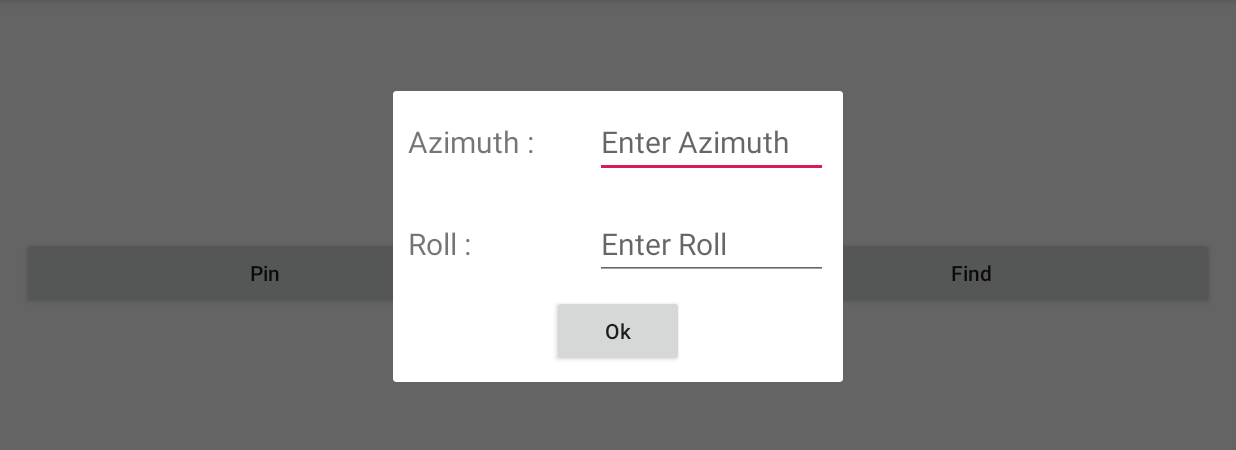
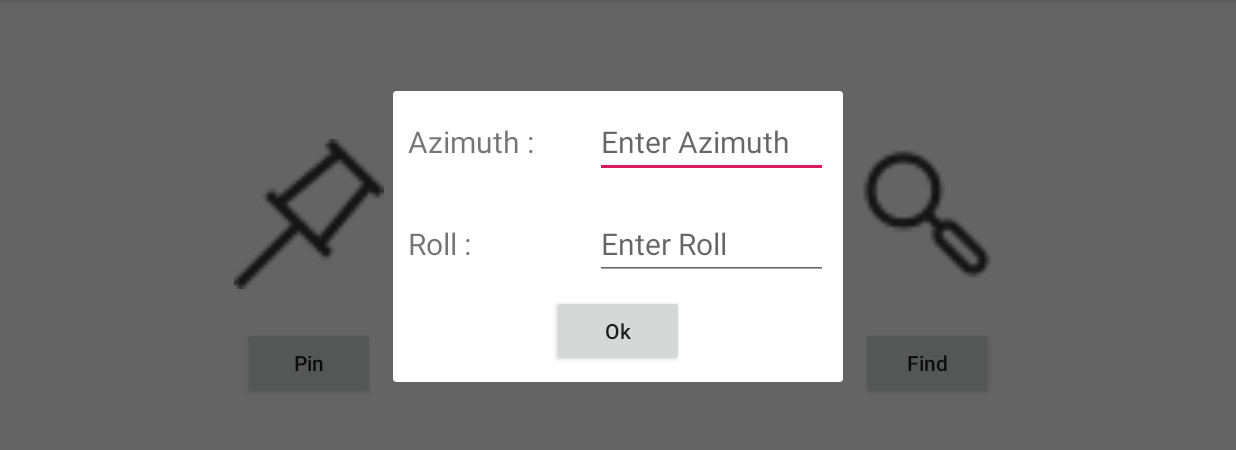
Before and after one commit to SpdDino1/PinIt, an Android app: the screen it shows after launch (MainActivity), after a tap on "Find", on a phone screen of 824 x 412 dp (held sideways), the part 72-522 px from its top. Run offline under Robolectric (Android 15) with nearby library versions, the light colour scheme and no system bars.

Commit message:
Add find and pin icons to MainActivity

```diff
--- a/app/src/main/java/com/example/pinit/MainActivity.java
+++ b/app/src/main/java/com/example/pinit/MainActivity.java
@@ -14,8 +14,6 @@ import com.example.pinit.PinActivity.PinActivity;
 
 public class MainActivity extends AppCompatActivity {
     private DialogBoxHelper helperDialogBox;
-
-    //TODO Design better buttons
 
     @Override
     protected void onCreate(Bundle savedInstanceState) {
--- a/app/src/main/res/layout/activity_main.xml
+++ b/app/src/main/res/layout/activity_main.xml
@@ -8,32 +8,58 @@
     android:orientation="horizontal"
     android:layout_gravity="center">
 
+    <LinearLayout
+        android:layout_width="wrap_content"
+        android:layout_height="wrap_content"
+        android:orientation="vertical"
+        android:layout_weight="1"
+        android:layout_gravity="center">
+
+        <ImageView
+            android:layout_width="100dp"
+            android:layout_height="100dp"
+            android:src="@drawable/pin_icon"
+            android:scaleType="fitXY"
+            android:layout_gravity="center"
+            android:layout_margin="10dp"/>
+
         <Button
             android:id="@+id/pinButton"
             android:layout_width="wrap_content"
             android:layout_height="wrap_content"
-        android:layout_weight="1"
             android:text="@string/pinButtonText"
             android:layout_margin="15dp"
             android:layout_gravity="center"
             android:textAllCaps="false"
             android:onClick="onPinButtonClick"/>
+    </LinearLayout>
 
 
-    <Space
+
+    <LinearLayout
         android:layout_width="wrap_content"
         android:layout_height="wrap_content"
-        android:layout_weight="0.5" />
+        android:orientation="vertical"
+        android:layout_weight="1"
+        android:layout_gravity="center">
+
+        <ImageView
+            android:layout_width="100dp"
+            android:layout_height="100dp"
+            android:src="@drawable/find_icon"
+            android:scaleType="fitXY"
+            android:layout_gravity="center"
+            android:layout_margin="10dp"/>
 
         <Button
             android:id="@+id/findButton"
             android:layout_width="wrap_content"
             android:layout_height="wrap_content"
-        android:layout_weight="1"
             android:text="@string/findButtonText"
             android:layout_margin="15dp"
             android:layout_gravity="center"
             android:textAllCaps="false"
             android:onClick="onFindButtonClick"/>
+    </LinearLayout>
 
 </LinearLayout>
```
Also changed, not shown: app/src/main/java/com/example/pinit/AngleDialogBox/AngleDialogBox.java (line endings or trailing spaces), app/src/main/res/drawable-hdpi/find_icon.png (added), app/src/main/res/drawable-hdpi/pin_icon.png (added), app/src/main/res/drawable-mdpi/find_icon.png (added), app/src/main/res/drawable-mdpi/pin_icon.png (added), app/src/main/res/drawable-xhdpi/find_icon.png (added), app/src/main/res/drawable-xhdpi/pin_icon.png (added), app/src/main/res/drawable-xxhdpi/find_icon.png (added), app/src/main/res/drawable-xxhdpi/pin_icon.png (added), app/src/main/res/drawable-xxxhdpi/find_icon.png (added), app/src/main/res/drawable-xxxhdpi/pin_icon.png (added). Lines whose indentation alone changed are shown as unchanged.
